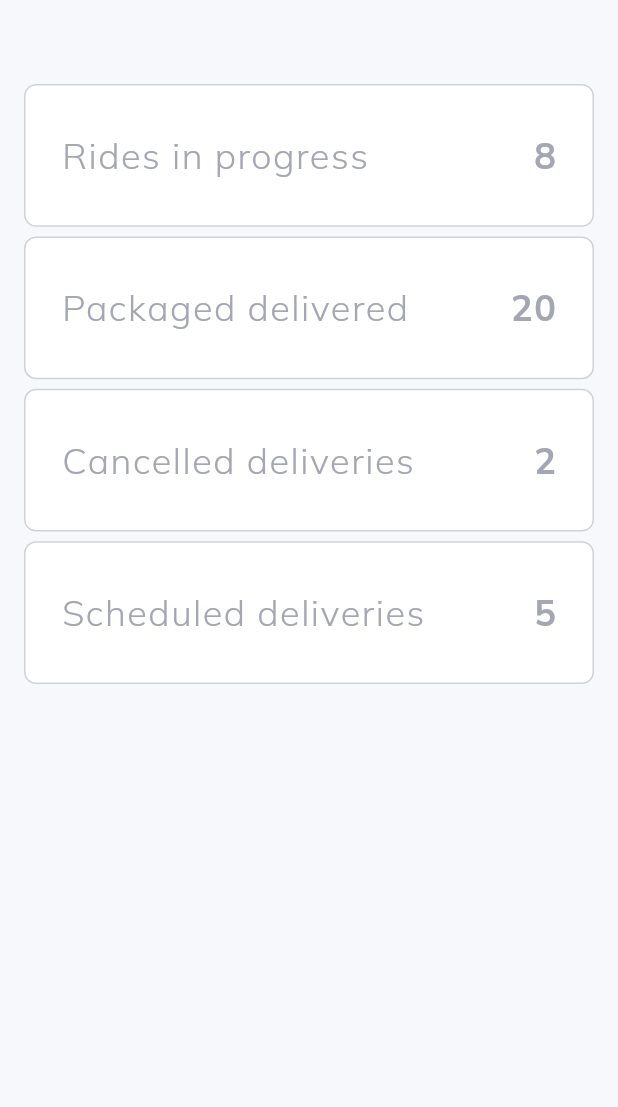
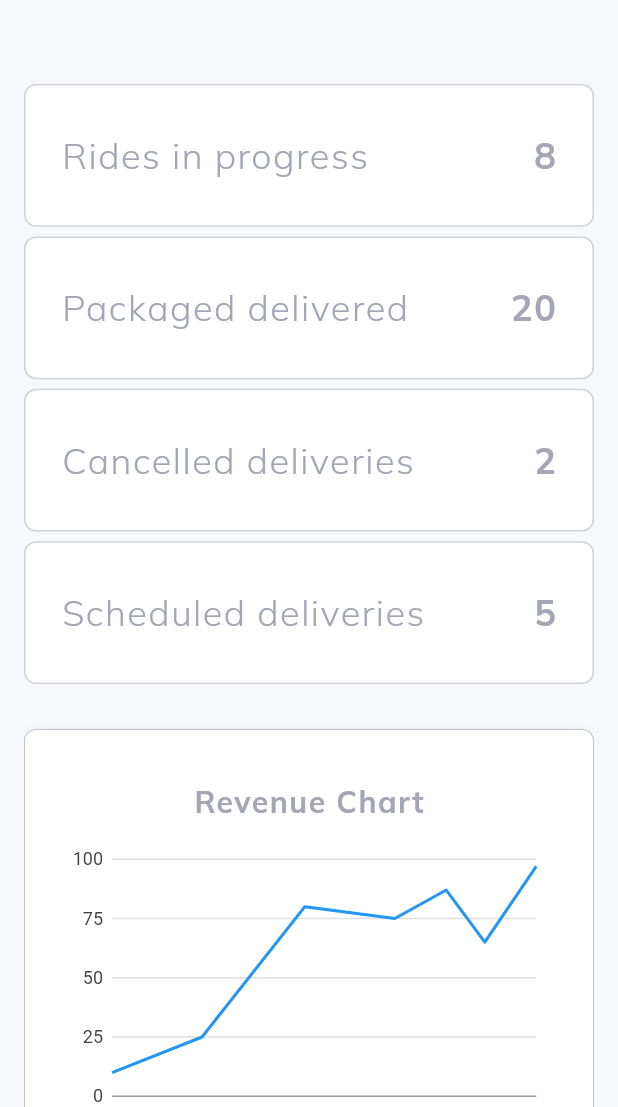
Before and after one commit to nitesharma/web_dashborad, a Flutter app: the screen it shows after launch, on a phone screen of 412 x 824 dp, the part 129-1236 px from its top. Run offline on Flutter 3.47's test engine with Material 2 defaults, Android fonts, the phone set to English and light mode, and no system bars; our stand-ins replace charts_flutter, data_table_2, get, google_fonts.

Commit message:
overview_page_complete

```diff
--- a/lib/pages/overview/overview.dart
+++ b/lib/pages/overview/overview.dart
@@ -2,8 +2,11 @@ import 'package:flutter/material.dart';
 import 'package:get/get.dart';
 import 'package:web_dashboard/constants/controller.dart';
 import 'package:web_dashboard/helpers/responsive.dart';
+import 'package:web_dashboard/pages/overview/widgets/data_table.dart';
 import 'package:web_dashboard/pages/overview/widgets/overview_cards_large.dart';
 import 'package:web_dashboard/pages/overview/widgets/overview_cards_medium.dart';
+import 'package:web_dashboard/pages/overview/widgets/revenue_section_large.dart';
+import 'package:web_dashboard/pages/overview/widgets/revenue_section_small.dart';
 import 'package:web_dashboard/widgets/custom_text.dart';
 
 import 'widgets/overview_cards_small.dart';
@@ -36,9 +39,13 @@ class OverviewPage extends StatelessWidget {
               else
                 const OverViewCardsLargeScreen()
             else
-              const OverviewCardsSmallScreen()
+              const OverviewCardsSmallScreen(),
+            (!ResponsiveWidget.isSmallScreen(context))
+                ? const RevenueSectionLarge()
+                : const RevenueSectionSmall(),
+            const DataTableDrivers()
           ]),
-        )
+        ),
       ],
     );
   }
--- /dev/null
+++ b/lib/pages/overview/widgets/line_chart.dart
@@ -0,0 +1,62 @@
+import 'package:charts_flutter/flutter.dart' as charts;
+import 'package:flutter/material.dart';
+
+class SimpleTimeSeriesChart extends StatelessWidget {
+  final List<charts.Series<dynamic, DateTime>> seriesList;
+  final bool animate;
+
+  const SimpleTimeSeriesChart(this.seriesList, {required this.animate});
+
+  /// Creates a [TimeSeriesChart] with sample data and no transition.
+  factory SimpleTimeSeriesChart.withSampleData() {
+    return SimpleTimeSeriesChart(
+      _createSampleData(),
+      // Disable animations for image tests.
+      animate: false,
+    );
+  }
+
+  @override
+  Widget build(BuildContext context) {
+    return charts.TimeSeriesChart(
+      seriesList,
+
+      animate: animate,
+      // Optionally pass in a [DateTimeFactory] used by the chart. The factory
+      // should create the same type of [DateTime] as the data provided. If none
+      // specified, the default creates local date time.
+      dateTimeFactory: const charts.LocalDateTimeFactory(),
+    );
+  }
+
+  /// Create one series with sample hard coded data.
+  static List<charts.Series<TimeSeriesSales, DateTime>> _createSampleData() {
+    final data = [
+      TimeSeriesSales(DateTime(2021, 10, 19), 10),
+      TimeSeriesSales(DateTime(2021, 10, 26), 25),
+      TimeSeriesSales(DateTime(2021, 11, 3), 80),
+      TimeSeriesSales(DateTime(2021, 11, 10), 75),
+      TimeSeriesSales(DateTime(2021, 11, 14), 87),
+      TimeSeriesSales(DateTime(2021, 11, 17), 65),
+      TimeSeriesSales(DateTime(2021, 11, 21), 97)
+    ];
+
+    return [
+      charts.Series<TimeSeriesSales, DateTime>(
+        id: 'Sales',
+        colorFn: (_, __) => charts.MaterialPalette.blue.shadeDefault,
+        domainFn: (TimeSeriesSales sales, _) => sales.time,
+        measureFn: (TimeSeriesSales sales, _) => sales.sales,
+        data: data,
+      )
+    ];
+  }
+}
+
+/// Sample time series data type.
+class TimeSeriesSales {
+  final DateTime time;
+  final int sales;
+
+  TimeSeriesSales(this.time, this.sales);
+}
--- /dev/null
+++ b/lib/pages/overview/widgets/revenue_section_small.dart
@@ -0,0 +1,78 @@
+import 'package:flutter/material.dart';
+import 'package:web_dashboard/constants/style.dart';
+import 'package:web_dashboard/pages/overview/widgets/line_chart.dart';
+import 'package:web_dashboard/widgets/custom_text.dart';
+
+import 'revenue_info.dart';
+
+class RevenueSectionSmall extends StatelessWidget {
+  const RevenueSectionSmall({Key? key}) : super(key: key);
+
+  @override
+  Widget build(BuildContext context) {
+    return Container(
+      padding: const EdgeInsets.all(24),
+      margin: const EdgeInsets.symmetric(vertical: 30),
+      decoration: BoxDecoration(
+          color: Colors.white,
+          boxShadow: [
+            BoxShadow(
+                offset: const Offset(0, 6),
+                blurRadius: 12,
+                color: lightGrey.withOpacity(.1))
+          ],
+          borderRadius: BorderRadius.circular(8.0),
+          border: Border.all(color: lightGrey, width: .5)),
+      child: Column(
+        mainAxisAlignment: MainAxisAlignment.spaceEvenly,
+        children: [
+          SizedBox(
+            height: 260,
+            child: Column(
+              mainAxisAlignment: MainAxisAlignment.spaceEvenly,
+              children: [
+                Customtext(
+                  title: 'Revenue Chart',
+                  size: 20,
+                  fontWeight: FontWeight.bold,
+                  color: lightGrey,
+                ),
+                SizedBox(
+                  width: 600,
+                  height: 200,
+                  child: SimpleTimeSeriesChart.withSampleData(),
+                )
+              ],
+            ),
+          ),
+          Container(
+            height: 1,
+            width: 200,
+            color: lightGrey,
+          ),
+          SizedBox(
+            height: 260,
+            child: Column(
+              mainAxisAlignment: MainAxisAlignment.spaceEvenly,
+              children: [
+                Row(
+                  children: const [
+                    RevenueInfo(title: 'Today\'s revenue', value: '250'),
+                    RevenueInfo(title: 'Last 7 days', value: '550'),
+                  ],
+                ),
+                //  /
+                Row(
+                  children: const [
+                    RevenueInfo(title: 'Last 30 days', value: '1,450'),
+                    RevenueInfo(title: 'Last 12 months', value: '6,320'),
+                  ],
+                ),
+              ],
+            ),
+          )
+        ],
+      ),
+    );
+  }
+}
```
Also changed, not shown: lib/pages/overview/widgets/data_table.dart (added, +98 -0 lines), lib/pages/overview/widgets/revenue_info.dart (added, +36 -0 lines), lib/pages/overview/widgets/revenue_section_large.dart (added, +76 -0 lines).
